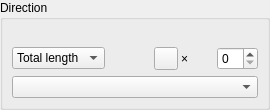
Qt form src/Mod/Part/Gui/PatternParametersWidget.ui (otherworld-dev/FuCadUp) before a commit.
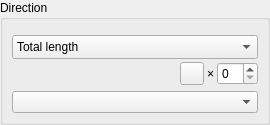
The same form after that commit. Icons and pictures are not drawn. Custom widgets are drawn as their Qt base class.

Commit message: Part: Wrap the pattern panel's values so a narrow Tasks panel cuts nothing off

Diff of the .ui file:
```diff
--- a/src/Mod/Part/Gui/PatternParametersWidget.ui
+++ b/src/Mod/Part/Gui/PatternParametersWidget.ui
@@ -19,7 +19,7 @@
       </item>
       <item>
        <widget class="QWidget" name="valuesRow" native="true">
-        <layout class="QHBoxLayout" name="valuesLayout">
+        <layout class="QVBoxLayout" name="valuesLayout">
          <property name="spacing"><number>3</number></property>
          <property name="leftMargin"><number>0</number></property>
          <property name="topMargin"><number>0</number></property>
@@ -27,20 +27,31 @@
          <property name="bottomMargin"><number>0</number></property>
          <item>
           <widget class="QComboBox" name="comboMode">
+           <property name="sizePolicy">
+            <sizepolicy hsizetype="Expanding" vsizetype="Fixed"><horstretch>0</horstretch><verstretch>0</verstretch></sizepolicy>
+           </property>
            <property name="toolTip"><string>How the copies are spread out</string></property>
+           <property name="sizeAdjustPolicy"><enum>QComboBox::AdjustToMinimumContentsLengthWithIcon</enum></property>
+           <property name="minimumContentsLength"><number>6</number></property>
            <item><property name="text"><string>Total length</string></property></item>
            <item><property name="text"><string>Spacing</string></property></item>
           </widget>
          </item>
          <item>
+          <layout class="QHBoxLayout" name="amountLayout" stretch="1,1,0,0">
+           <property name="spacing"><number>3</number></property>
+           <item>
           <widget class="Gui::QuantitySpinBox" name="spinExtent" native="true">
+             <property name="sizePolicy">
+              <sizepolicy hsizetype="Ignored" vsizetype="Fixed"><horstretch>0</horstretch><verstretch>0</verstretch></sizepolicy>
+             </property>
            <property name="toolTip"><string>Distance from the first copy to the last</string></property>
            <property name="keyboardTracking" stdset="0"><bool>false</bool></property>
           </widget>
          </item>
          <item>
           <widget class="QWidget" name="spacingControlsWidget" native="true">
-           <layout class="QHBoxLayout" name="spacingControlsLayout">
+             <layout class="QHBoxLayout" name="spacingControlsLayout" stretch="1,0">
             <property name="spacing"><number>3</number></property>
             <property name="leftMargin"><number>0</number></property>
             <property name="topMargin"><number>0</number></property>
@@ -48,6 +59,9 @@
             <property name="bottomMargin"><number>0</number></property>
             <item>
              <widget class="Gui::QuantitySpinBox" name="spinSpacing" native="true">
+                <property name="sizePolicy">
+                 <sizepolicy hsizetype="Ignored" vsizetype="Fixed"><horstretch>0</horstretch><verstretch>0</verstretch></sizepolicy>
+                </property>
               <property name="toolTip"><string>Distance between neighbouring copies</string></property>
               <property name="keyboardTracking" stdset="0"><bool>false</bool></property>
              </widget>
@@ -75,6 +89,8 @@
           <widget class="Gui::UIntSpinBox" name="spinOccurrences">
            <property name="toolTip"><string>Number of copies, the original included</string></property>
           </widget>
+           </item>
+          </layout>
          </item>
         </layout>
        </widget>
```
Lines whose indentation alone changed are shown as unchanged. The commit also changes 2 other files.
